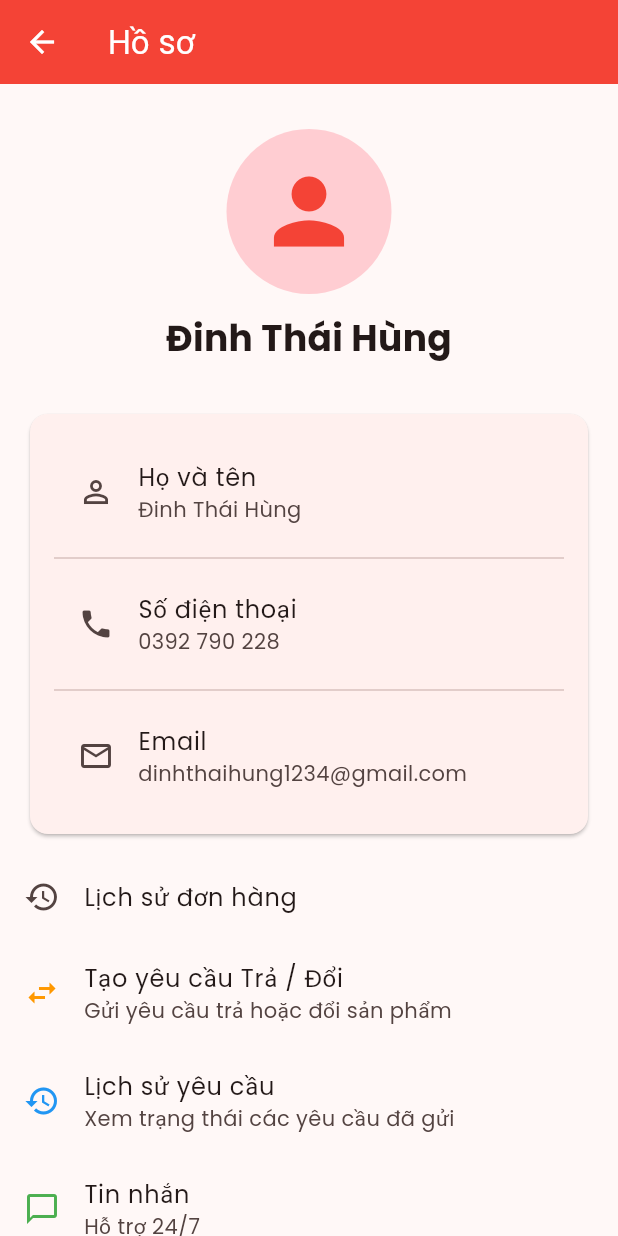
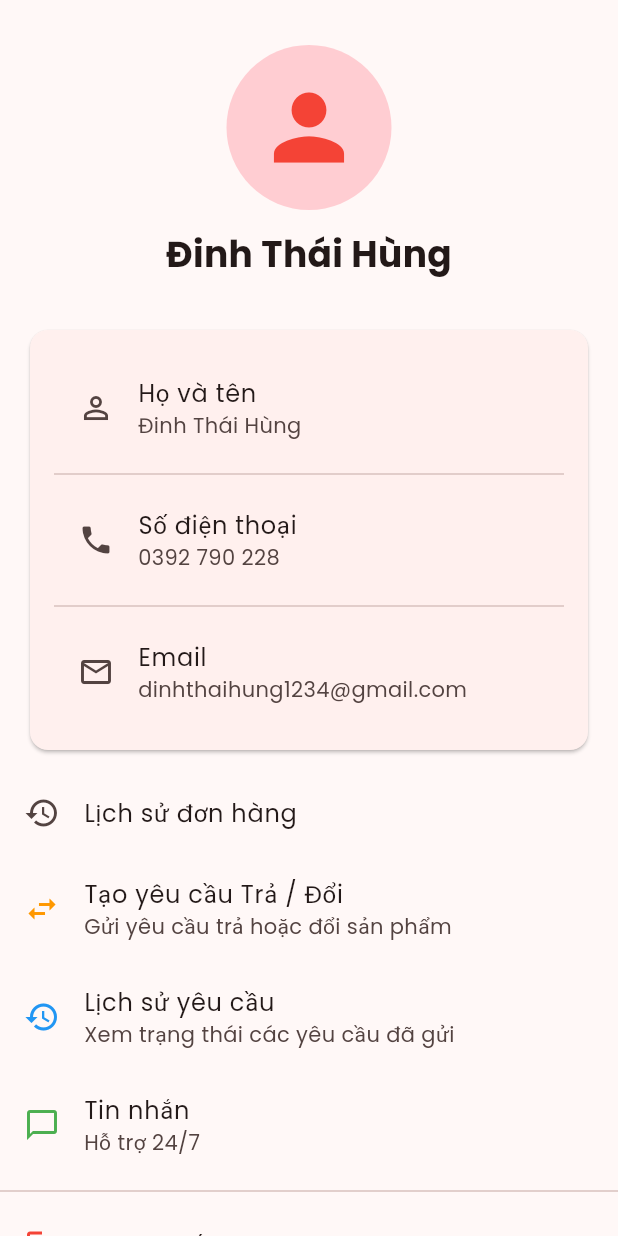
Before and after one commit to ThaiHung23/chuyende2, a Flutter app: the ProfileScreen screen opened directly, on a phone screen of 412 x 824 dp. Run offline on Flutter 3.47's test engine with Material 3 defaults, Android fonts, the phone set to English and light mode, and no system bars; our stand-ins replace cached_network_image, carousel_slider, cloud_firestore, firebase_auth, firebase_core, fl_chart and 4 more; accounts and stored records are empty.

Commit message:
update code

```diff
--- a/lib/screens/cart_screen.dart
+++ b/lib/screens/cart_screen.dart
@@ -110,7 +110,7 @@ class CartScreen extends StatelessWidget {
     final cartProvider = Provider.of<CartProvider>(context);
 
     return Scaffold(
-      appBar: AppBar(title: const Text('Giỏ hàng'), backgroundColor: Colors.red, foregroundColor: Colors.white),
+      // appBar: AppBar(title: const Text('Giỏ hàng'), backgroundColor: Colors.red, foregroundColor: Colors.white),
       body: cartProvider.items.isEmpty
           ? const Center(child: Text('Giỏ hàng trống', style: TextStyle(fontSize: 18)))
           : ListView.builder(
--- a/lib/screens/profile_screen.dart
+++ b/lib/screens/profile_screen.dart
@@ -22,11 +22,11 @@ class ProfileScreen extends StatelessWidget {
     final isAdmin = authProvider.role == 'admin';
 
     return Scaffold(
-      appBar: AppBar(
-        title: const Text('Hồ sơ'),
-        backgroundColor: Colors.red,
-        foregroundColor: Colors.white,
-      ),
+      // appBar: AppBar(
+      //   title: const Text('Hồ sơ'),
+      //   backgroundColor: Colors.red,
+      //   foregroundColor: Colors.white,
+      // ),
       body: SingleChildScrollView(
         child: Column(
           children: [
```
Also changed, not shown: lib/screens/wishlist_screen.dart (+4 -4 lines).
